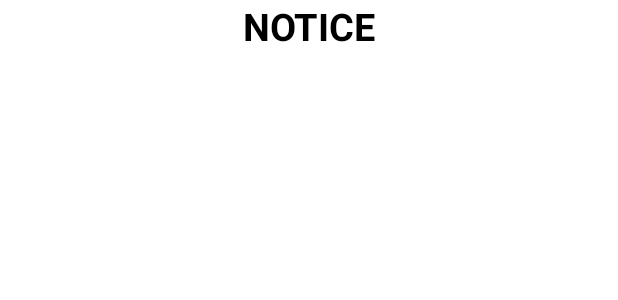
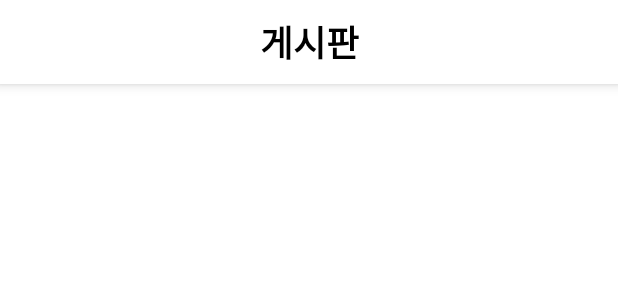
Before and after one commit to hotsauceuniverse/ToDoNotice, an Android app: the layout fragment_notice.xml on its own in the app's theme, with its tools: preview values and no code run, on a phone screen of 412 x 824 dp. Shown: the top 300 px of the screen. Run offline under Robolectric (Android 15) with nearby library versions, the phone set to English and light mode, and no system bars.

Commit message:
add Notice

```diff
--- a/app/build.gradle
+++ b/app/build.gradle
@@ -40,4 +40,7 @@ dependencies {
 
     implementation 'de.hdodenhof:circleimageview:3.1.0' // 원형 프로필
     implementation 'com.airbnb.android:lottie:5.0.2'    // 로티
+
+    implementation 'com.google.android.material:material:1.0.0'
+    implementation 'androidx.recyclerview:recyclerview:1.1.0'    // RecyclerView
 }
--- /dev/null
+++ b/app/src/main/java/com/example/todonotice/HomeActivity.java
@@ -0,0 +1,4 @@
+package com.example.todonotice;
+
+public class HomeActivity {
+}
--- /dev/null
+++ b/app/src/main/java/com/example/todonotice/NoticeActivity.java
@@ -0,0 +1,4 @@
+package com.example.todonotice;
+
+public class NoticeActivity {
+}
--- /dev/null
+++ b/app/src/main/java/com/example/todonotice/ToDoListActivity.java
@@ -0,0 +1,4 @@
+package com.example.todonotice;
+
+public class ToDoListActivity {
+}
--- a/app/src/main/res/layout/fragment_notice.xml
+++ b/app/src/main/res/layout/fragment_notice.xml
@@ -1,26 +1,144 @@
 <?xml version="1.0" encoding="utf-8"?>
 <androidx.constraintlayout.widget.ConstraintLayout
     xmlns:android="http://schemas.android.com/apk/res/android"
+    xmlns:tools="http://schemas.android.com/tools"
     xmlns:app="http://schemas.android.com/apk/res-auto"
-    xmlns:tools="http://schemas.android.com/tools"
     android:layout_width="match_parent"
     android:layout_height="match_parent"
+    android:orientation="vertical"
     android:background="@color/white"
-    android:orientation="vertical"
+    tools:context=".NoticeActivity"
     >
 
-    <TextView
-        android:layout_width="wrap_content"
-        android:layout_height="wrap_content"
-        android:layout_centerHorizontal="true"
-        android:layout_gravity="center_horizontal"
-        android:text="NOTICE"
-        android:textColor="@color/black"
-        android:textSize="25sp"
-        android:textStyle="bold"
-        app:layout_constraintTop_toTopOf="parent"
-        app:layout_constraintEnd_toEndOf="parent"
-        app:layout_constraintStart_toStartOf="parent"
-        />
+    <RelativeLayout
+        android:layout_width="match_parent"
+        android:layout_height="match_parent"
+        >
+
+        <androidx.appcompat.widget.Toolbar
+            android:id="@+id/notice_toolbar"
+            android:layout_width="match_parent"
+            android:layout_height="?attr/actionBarSize"
+            android:elevation="5dp"
+            android:background="@color/white"
+            app:contentInsetStart="0dp"
+            app:layout_constraintTop_toTopOf="parent"
+            app:layout_constraintEnd_toEndOf="parent"
+            app:layout_constraintStart_toStartOf="parent"
+            >
+
+            <androidx.appcompat.widget.AppCompatTextView
+                android:layout_width="wrap_content"
+                android:layout_height="wrap_content"
+                android:text="게시판"
+                android:textSize="24dp"
+                android:textStyle="bold"
+                android:layout_gravity="center"
+                android:textColor="@color/black"
+                />
+
+        </androidx.appcompat.widget.Toolbar>
+
+        <androidx.core.widget.NestedScrollView
+            android:id="@+id/notice_feed"
+            android:layout_width="match_parent"
+            android:layout_height="match_parent"
+            android:layout_below="@id/notice_toolbar"
+            android:fillViewport="true"
+            >
+
+            <LinearLayout
+                android:id="@+id/main_layout"
+                android:layout_width="match_parent"
+                android:layout_height="wrap_content"
+                android:layout_marginTop="10dp"
+                android:layout_marginBottom="10dp"
+                android:orientation="vertical"
+                >
+
+                <RelativeLayout
+                    android:layout_width="match_parent"
+                    android:layout_height="wrap_content"
+                    android:layout_marginLeft="20dp"
+                    android:layout_marginRight="20dp"
+                    android:layout_marginTop="15dp"
+                    >
+
+                    <LinearLayout
+                        android:id="@+id/user_info"
+                        android:layout_width="wrap_content"
+                        android:layout_height="wrap_content"
+                        >
+
+                        <de.hdodenhof.circleimageview.CircleImageView
+                            android:id="@+id/profile_img"
+                            android:layout_width="40dp"
+                            android:layout_height="40dp"
+                            android:layout_centerVertical="true"
+                            android:layout_gravity="center_vertical"
+                            app:civ_border_color="#FF000000"
+                            app:civ_border_width="0dp"
+                            />
+
+                        <LinearLayout
+                            android:layout_width="wrap_content"
+                            android:layout_height="wrap_content"
+                            android:layout_gravity="center_vertical"
+                            android:orientation="vertical"
+                            >
+
+                            <androidx.appcompat.widget.AppCompatTextView
+                                android:id="@+id/user_id_tv"
+                                android:layout_width="wrap_content"
+                                android:layout_height="wrap_content"
+                                android:layout_centerVertical="true"
+                                android:layout_marginLeft="12dp"
+                                android:textColor="#333333"
+                                android:textSize="14dp"
+                                />
+
+                            <androidx.appcompat.widget.AppCompatTextView
+                                android:id="@+id/date_tv"
+                                android:layout_width="wrap_content"
+                                android:layout_height="wrap_content"
+                                android:layout_marginLeft="12dp"
+                                android:layout_marginTop="5dp"
+                                android:letterSpacing="0.05"
+                                android:textColor="#888888"
+                                android:textSize="12dp" />
+
+                        </LinearLayout>
+                    </LinearLayout>
+                </RelativeLayout>
+
+                <androidx.recyclerview.widget.RecyclerView
+                    android:id="@+id/content_recycler"
+                    android:layout_width="match_parent"
+                    android:layout_height="wrap_content"
+                    android:layout_marginLeft="20dp"
+                    android:layout_marginTop="20dp"
+                    android:layout_marginRight="20dp"
+                    android:background="#FFFFFF"
+                    android:gravity="start"
+                    app:layoutManager="androidx.recyclerview.widget.LinearLayoutManager"
+                    app:layout_constraintTop_toBottomOf="@id/img_list"
+                    />
+
+                <androidx.recyclerview.widget.RecyclerView
+                    android:id="@+id/img_list"
+                    android:layout_width="match_parent"
+                    android:layout_height="wrap_content"
+                    android:layout_marginTop="10dp"
+                    android:paddingLeft="20dp"
+                    android:paddingRight="20dp"
+                    />
+
+            </LinearLayout>
+
+
+
+        </androidx.core.widget.NestedScrollView>
+
+    </RelativeLayout>
 
 </androidx.constraintlayout.widget.ConstraintLayout>
```
Also changed, not shown: app/src/main/res/layout/fragment_home.xml (+24 -12 lines), app/src/main/res/layout/fragment_todolist.xml (+24 -12 lines), app/src/main/res/layout/notice_item.xml (added, +7 -0 lines).
